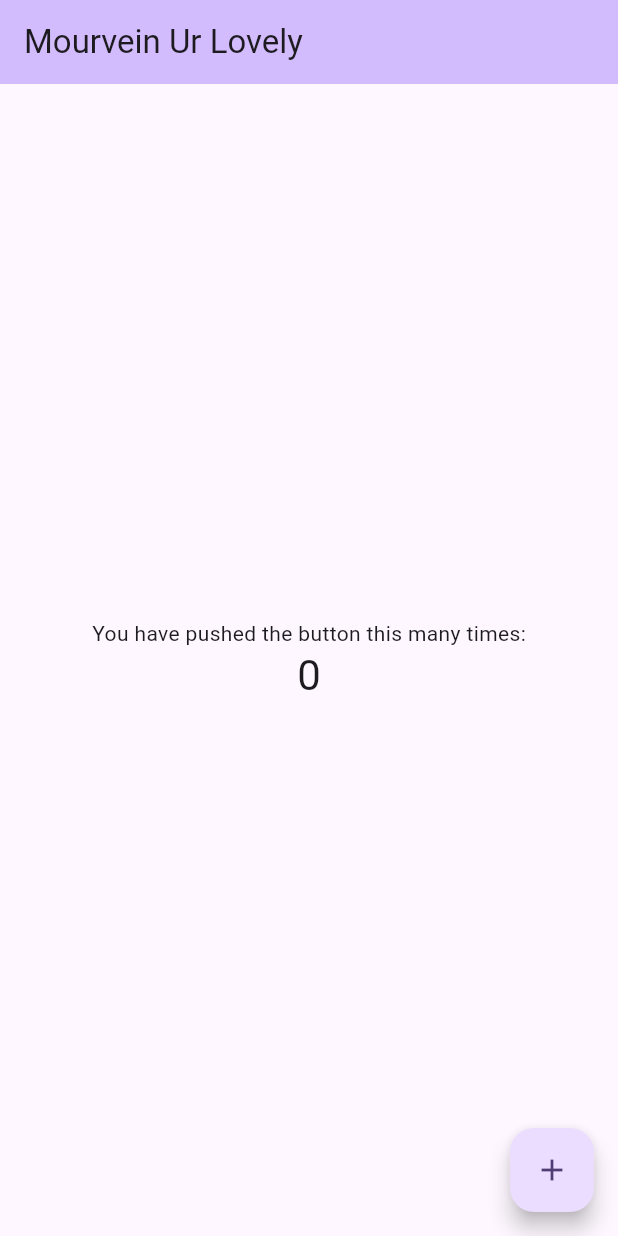
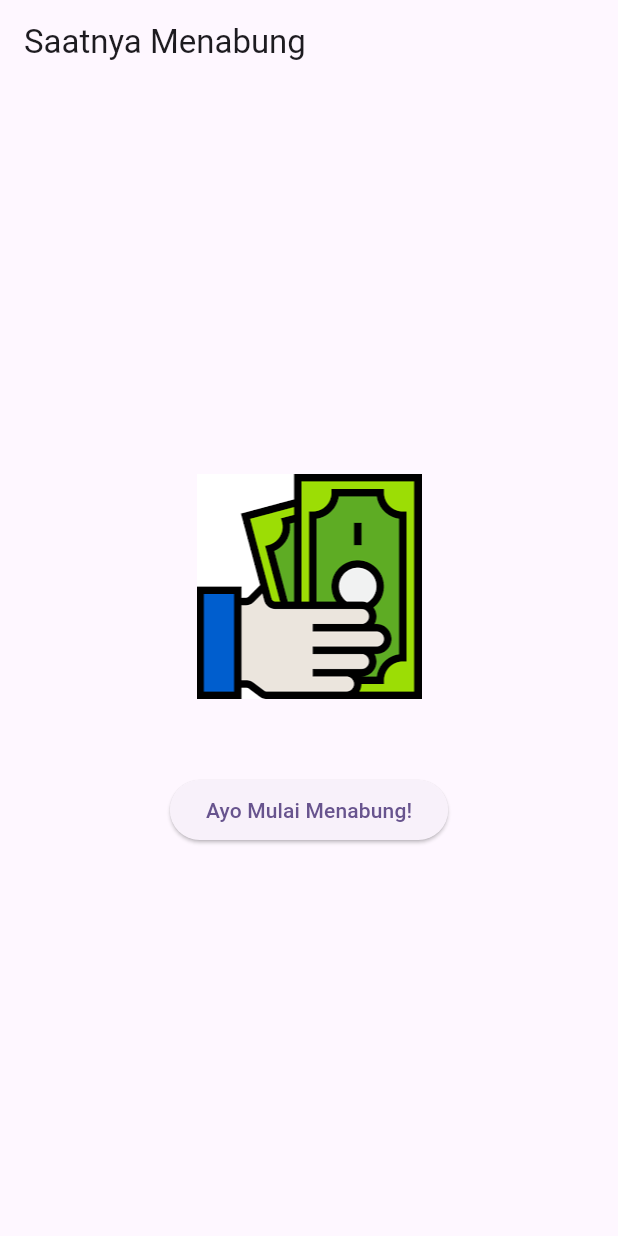
Before and after one commit to hanrizki/prak-mobilelanjut-2307051005, a Flutter app: the screen it shows after launch, on a phone screen of 412 x 824 dp. Run offline on Flutter 3.47's test engine with Material 3 defaults, Android fonts, the phone set to English and light mode, and no system bars.

Commit message:
Pertemuan 3: Basic Widget

```diff
--- /dev/null
+++ b/lib/basic_widget.dart
@@ -0,0 +1,29 @@
+import 'package:flutter/material.dart';
+
+class RowWidget extends StatelessWidget {
+  const RowWidget({super.key});
+
+  @override
+  Widget build(BuildContext context) {
+    return Scaffold(
+      appBar: AppBar(title: const Text('Saatnya Menabung')),
+      body: Center(
+        child: Column(
+          mainAxisAlignment: MainAxisAlignment.center,
+          children: [
+            Image.asset(
+              'assets/images/assets.png',
+              width: 150,
+              height: 150,
+            ),
+            const SizedBox(height: 50,),
+            ElevatedButton(
+              onPressed: () {},
+              child: const Text('Ayo Mulai Menabung!'),
+            ),
+          ],
+        ),
+      ),
+    );
+  }
+}
--- a/lib/main.dart
+++ b/lib/main.dart
@@ -1,4 +1,7 @@
 import 'package:flutter/material.dart';
+// import 'package:myapp/column_widget.dart';
+// import 'package:myapp/row_widget.dart';
+import 'package:myapp/basic_widget.dart';
 
 void main() {
   runApp(const MyApp());
@@ -30,7 +33,7 @@ class MyApp extends StatelessWidget {
         // tested with just a hot reload.
         colorScheme: ColorScheme.fromSeed(seedColor: Colors.deepPurple),
       ),
-      home: const MyHomePage(title: 'Mourvein Ur Lovely'),
+      home: const RowWidget(),
     );
   }
 }
--- /dev/null
+++ b/lib/row_widget.dart
@@ -0,0 +1,20 @@
+import 'package:flutter/material.dart';
+
+class RowWidget extends StatelessWidget {
+  const RowWidget({super.key});
+
+  @override
+  Widget build(BuildContext context) {
+    return Scaffold(
+      appBar: AppBar(title: const Text('Widget Row')),
+      body: const Row(
+        children: [
+          Text('Ilmu Komputer '),
+          Text('FMIPA '),
+          Text('Universitas Lampung '),
+          Text('2025 '),
+        ],
+      ),
+    );
+  }
+}
--- a/pubspec.yaml
+++ b/pubspec.yaml
@@ -58,7 +58,8 @@ flutter:
   uses-material-design: true
 
   # To add assets to your application, add an assets section, like this:
-  # assets:
+  assets:
+      - assets/images/
   #   - images/a_dot_burr.jpeg
   #   - images/a_dot_ham.jpeg
 
```
Also changed, not shown: lib/column_widget.dart (added, +20 -0 lines), assets/images/assets.png (added).
